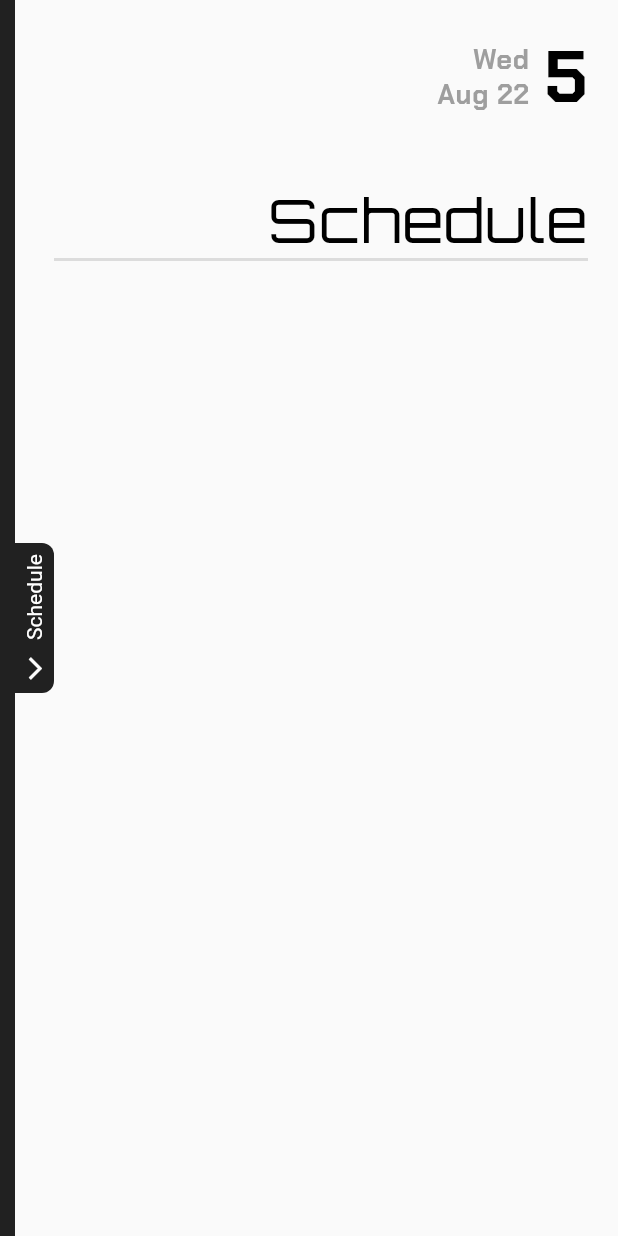
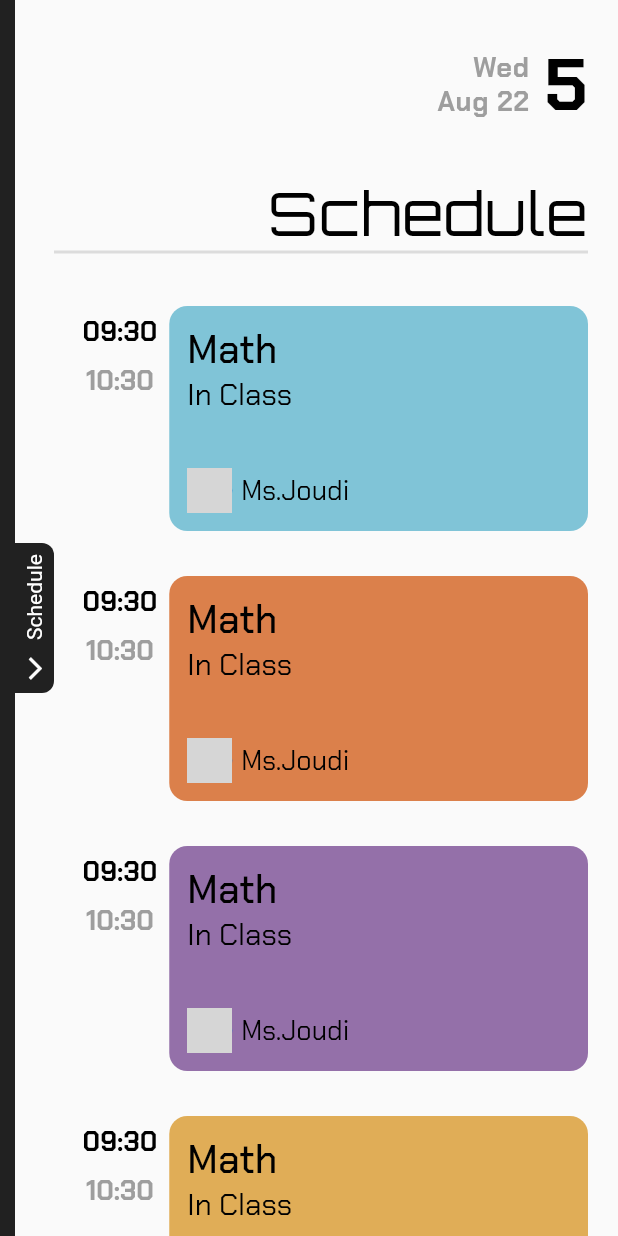
Before and after one commit to Bisher01/SMS_mobile, a Flutter app: the Schedule screen opened by its route, on a phone screen of 412 x 824 dp. Run offline on Flutter 3.47's test engine with Material 2 defaults, Android fonts, the phone set to English and light mode, and no system bars; our stand-ins replace connectivity_plus, dio, flutter_svg, pretty_dio_logger, retrofit, smooth_page_indicator; generated files the repository leaves out were written again; network calls fail; grey boxes are pictures that could not be loaded.

Commit message:
schedule done

```diff
--- a/lib/screens/student/schedule.dart
+++ b/lib/screens/student/schedule.dart
@@ -1,4 +1,5 @@
 import 'package:flutter/material.dart';
+import 'package:sms_mobile/utill/utill.dart';
 
 class Schedule extends StatefulWidget {
   const Schedule({Key? key}) : super(key: key);
@@ -11,6 +12,7 @@ class _ScheduleState extends State<Schedule> {
   double _width = 10;
   bool isOpened = false;
   int selectedDay = 1;
+  List<Color> color = [const Color.fromRGBO(128, 196, 215, 1),const Color.fromRGBO(219, 128, 75, 1),const Color.fromRGBO(148, 112, 169, 1),const Color.fromRGBO(224, 173, 87, 1)];
   List<String> days = ['Mon', 'Tue', 'Wed', 'Thu', 'Fri', 'Sat', 'Sun'];
   List<String> months = [
     'Jan',
@@ -56,16 +58,19 @@ class _ScheduleState extends State<Schedule> {
                               const BorderRadius.all(Radius.circular(6)),
                           color: selectedDay == 7
                               ? Colors.orange[400]
-                                      : Colors.grey[800],boxShadow: const [
+                              : Colors.grey[800],
+                          boxShadow: const [
                             BoxShadow(
                               color: Colors.black,
                               blurRadius: 2.0,
                               spreadRadius: 0.0,
-                                  offset: Offset(2.0, 2.0), // shadow direction: bottom right
+                              offset: Offset(
+                                  2.0, 2.0), // shadow direction: bottom right
                             )
-                              ],),
+                          ],
+                        ),
                         constraints: BoxConstraints.expand(
-                                width: isOpened?40:0,
+                          width: isOpened ? 40 : 0,
                           height: 40,
                         ),
                         child: Center(
@@ -79,14 +84,15 @@ class _ScheduleState extends State<Schedule> {
                                       : Colors.white,
                                   fontSize: 20,
                                   fontWeight: FontWeight.w700,
-                                      fontFamily: 'ChakraPetch'
+                                  fontFamily: 'ChakraPetch'),
                             ),
                           ),
                         ),
                       ),
                     ),
+                    const SizedBox(
+                      height: 15,
                     ),
-                          const SizedBox(height: 15,),
                     InkWell(
                       onTap: () {
                         setState(() {
@@ -100,16 +106,19 @@ class _ScheduleState extends State<Schedule> {
                               const BorderRadius.all(Radius.circular(6)),
                           color: selectedDay == 1
                               ? Colors.orange[400]
-                                      : Colors.grey[800],boxShadow: const [
+                              : Colors.grey[800],
+                          boxShadow: const [
                             BoxShadow(
                               color: Colors.black,
                               blurRadius: 2.0,
                               spreadRadius: 0.0,
-                                  offset: Offset(2.0, 2.0), // shadow direction: bottom right
+                              offset: Offset(
+                                  2.0, 2.0), // shadow direction: bottom right
                             )
-                              ],),
+                          ],
+                        ),
                         constraints: BoxConstraints.expand(
-                                width: isOpened?40:0,
+                          width: isOpened ? 40 : 0,
                           height: 40,
                         ),
                         child: Center(
@@ -130,7 +139,9 @@ class _ScheduleState extends State<Schedule> {
                         ),
                       ),
                     ),
-                          const SizedBox(height: 15,),
+                    const SizedBox(
+                      height: 15,
+                    ),
                     InkWell(
                       onTap: () {
                         setState(() {
@@ -144,16 +155,19 @@ class _ScheduleState extends State<Schedule> {
                               const BorderRadius.all(Radius.circular(6)),
                           color: selectedDay == 2
                               ? Colors.orange[400]
-                                    : Colors.grey[800],boxShadow: const [
+                              : Colors.grey[800],
+                          boxShadow: const [
                             BoxShadow(
                               color: Colors.black,
                               blurRadius: 2.0,
                               spreadRadius: 0.0,
-                                  offset: Offset(2.0, 2.0), // shadow direction: bottom right
+                              offset: Offset(
+                                  2.0, 2.0), // shadow direction: bottom right
                             )
-                              ],),
+                          ],
+                        ),
                         constraints: BoxConstraints.expand(
-                                width: isOpened?40:0,
+                          width: isOpened ? 40 : 0,
                           height: 40,
                         ),
                         child: Center(
@@ -174,7 +188,9 @@ class _ScheduleState extends State<Schedule> {
                         ),
                       ),
                     ),
-                          const SizedBox(height: 15,),
+                    const SizedBox(
+                      height: 15,
+                    ),
                     InkWell(
                       onTap: () {
                         setState(() {
@@ -188,16 +204,19 @@ class _ScheduleState extends State<Schedule> {
                               const BorderRadius.all(Radius.circular(6)),
                           color: selectedDay == 3
                               ? Colors.orange[400]
-                                    : Colors.grey[800],boxShadow: const [
+                              : Colors.grey[800],
+                          boxShadow: const [
                             BoxShadow(
                               color: Colors.black,
                               blurRadius: 2.0,
                               spreadRadius: 0.0,
-                                  offset: Offset(2.0, 2.0), // shadow direction: bottom right
+                              offset: Offset(
+                                  2.0, 2.0), // shadow direction: bottom right
                             )
-                              ],),
+                          ],
+                        ),
                         constraints: BoxConstraints.expand(
-                                width: isOpened?40:0,
+                          width: isOpened ? 40 : 0,
                           height: 40,
                         ),
                         child: Center(
@@ -218,7 +237,9 @@ class _ScheduleState extends State<Schedule> {
                         ),
                       ),
                     ),
-                          const SizedBox(height: 15,),
+                    const SizedBox(
+                      height: 15,
+                    ),
                     InkWell(
                       onTap: () {
                         setState(() {
@@ -232,16 +253,19 @@ class _ScheduleState extends State<Schedule> {
                               const BorderRadius.all(Radius.circular(6)),
                           color: selectedDay == 4
                               ? Colors.orange[400]
-                                    : Colors.grey[800],boxShadow: const [
+                              : Colors.grey[800],
+                          boxShadow: const [
                             BoxShadow(
                               color: Colors.black,
                               blurRadius: 2.0,
                               spreadRadius: 0.0,
-                                  offset: Offset(2.0, 2.0), // shadow direction: bottom right
+                              offset: Offset(
+                                  2.0, 2.0), // shadow direction: bottom right
                             )
-                              ],),
+                          ],
+                        ),
                         constraints: BoxConstraints.expand(
-                                width: isOpened?40:0,
+                          width: isOpened ? 40 : 0,
                           height: 40,
                         ),
                         child: Center(
@@ -262,7 +286,9 @@ class _ScheduleState extends State<Schedule> {
                         ),
                       ),
                     ),
-                          const SizedBox(height: 15,),
+                    const SizedBox(
+                      height: 15,
+                    ),
                     InkWell(
                       onTap: () {
                         setState(() {
@@ -276,16 +302,19 @@ class _ScheduleState extends State<Schedule> {
                               const BorderRadius.all(Radius.circular(6)),
                           color: selectedDay == 5
                               ? Colors.orange[400]
-                                    : Colors.grey[800],boxShadow: const [
+                              : Colors.grey[800],
+                          boxShadow: const [
                             BoxShadow(
                               color: Colors.black,
                               blurRadius: 2.0,
                               spreadRadius: 0.0,
-                                  offset: Offset(2.0, 2.0), // shadow direction: bottom right
+                              offset: Offset(
+                                  2.0, 2.0), // shadow direction: bottom right
                             )
-                              ],),
+                          ],
+                        ),
                         constraints: BoxConstraints.expand(
-                                width: isOpened?40:0,
+                          width: isOpened ? 40 : 0,
                           height: 40,
                         ),
                         child: Center(
@@ -306,7 +335,9 @@ class _ScheduleState extends State<Schedule> {
                         ),
                       ),
                     ),
-                          const SizedBox(height: 15,),
+                    const SizedBox(
+                      height: 15,
+                    ),
                     InkWell(
                       onTap: () {
                         setState(() {
@@ -320,16 +351,19 @@ class _ScheduleState extends State<Schedule> {
                               const BorderRadius.all(Radius.circular(6)),
                           color: selectedDay == 6
                               ? Colors.orange[400]
-                                    : Colors.grey[800],boxShadow: const [
+                              : Colors.grey[800],
+                          boxShadow: const [
                             BoxShadow(
                               color: Colors.black,
                               blurRadius: 2.0,
                               spreadRadius: 0.0,
-                                  offset: Offset(2.0, 2.0), // shadow direction: bottom right
+                              offset: Offset(
+                                  2.0, 2.0), // shadow direction: bottom right
                             )
-                              ],),
+                          ],
+                        ),
                         constraints: BoxConstraints.expand(
-                                width: isOpened?40:0,
+                          width: isOpened ? 40 : 0,
                           height: 40,
                         ),
                         child: Center(
@@ -350,11 +384,11 @@ class _ScheduleState extends State<Schedule> {
                         ),
                       ),
                     ),
-                          const SizedBox(height: 15,),
-
+                    const SizedBox(
+                      height: 15,
+                    ),
                   ],
                 ),
-
               ),
               GestureDetector(
                 onHorizontalDragEnd: (_) {
@@ -416,7 +450,7 @@ class _ScheduleState extends State<Schedule> {
           ),
           Expanded(
             child: Padding(
-              padding: const EdgeInsets.only(right: 20.0, top: 20),
+              padding: const EdgeInsets.only(right: 20.0, top: 25),
               child: Column(
                 crossAxisAlignment: CrossAxisAlignment.end,
                 children: [
@@ -430,7 +464,7 @@ class _ScheduleState extends State<Schedule> {
                         children: [
                           Text(
                             days[DateTime.now().weekday],
-                            style:  TextStyle(
+                            style: TextStyle(
                                 color: Colors.grey[500],
                                 fontSize: 18,
                                 fontWeight: FontWeight.w700,
@@ -462,7 +496,7 @@ class _ScheduleState extends State<Schedule> {
                     ],
                   ),
                   const SizedBox(
-                    height: 40,
+                    height: 30,
                   ),
                   const Text(
                     'Schedule',
@@ -478,6 +512,112 @@ class _ScheduleState extends State<Schedule> {
                     thickness: 2,
                     height: 2,
                   ),
+                  Expanded(
+                    child: ListView.builder(
+                      padding: const EdgeInsets.only(top: 20),
+                      shrinkWrap: true,
+                      itemCount: 6,
+                      itemBuilder: (context, index) {
+                        return Container(
+                          padding: const EdgeInsets.symmetric(vertical: 15),
+                          child: Row(
+                            mainAxisAlignment: MainAxisAlignment.end,
+                            crossAxisAlignment: CrossAxisAlignment.start,
+                            children: [
+                              Column(
+                                mainAxisAlignment: MainAxisAlignment.start,
+                                children: [
+                                  const SizedBox(
+                                    height: 5,
+                                  ),
+                                  const Text(
+                                    '09:30',
+                                    style: TextStyle(
+                                        color: Colors.black,
+                                        fontWeight: FontWeight.w600,
+                                        fontSize: 18,
+                                        fontFamily: 'ChakraPetch'),
+                                  ),
+                                  const SizedBox(
+                                    height: 10,
+                                  ),
+                                  Text(
+                                    '10:30',
+                                    style: TextStyle(
+                                        color: Colors.grey[500],
+                                        fontWeight: FontWeight.w600,
+                                        fontSize: 18,
+                                        fontFamily: 'ChakraPetch'),
+                                  ),
+                                ],
+                              ),
+                              const SizedBox(
+                                width: 8,
+                              ),
+                              AnimatedContainer(
+                                padding: const EdgeInsets.all(12),
+                                decoration: BoxDecoration(
+                                    borderRadius: const BorderRadius.all(
+                                      Radius.circular(12),
+                                    ),
+                                    color: color[index%4]),
+                                constraints: BoxConstraints.expand(
+                                  height: 150,
+                                  width: isOpened
+                                      ? widgetSize.getWidth(290, context) - 80
+                                      : widgetSize.getWidth(290, context),
+                                ),
+                                duration: const Duration(milliseconds: 200),
+                                child: Column(
+                                  crossAxisAlignment: CrossAxisAlignment.start,
+                                  children: [
+                                    const Text(
+                                      'Math',
+                                      style: TextStyle(
+                                        color: Colors.black,
+                                        fontSize: 26,
+                                        fontFamily: 'ChakraPetch',
+                                        fontWeight: FontWeight.w500,
+                                      ),
+                                    ),
+                                    const Text(
+                                      'In Class',
+                                      style: TextStyle(
+                                        color: Colors.black,
+                                        fontSize: 20,
+                                        fontFamily: 'ChakraPetch',
+                                        fontWeight: FontWeight.w400,
+                                      ),
+                                    ),
+                                    const Spacer(),
+                                    Row(
+                                      children: const [
+                                        CircleAvatar(
+                                          radius: 15,
+                                          backgroundImage: NetworkImage(
+                                              'https://encrypted-tbn0.gstatic.com/images?q=tbn:ANd9GcSQkqF4GNbddpeM38Iq_ac9DyUcRr7VXkVVAmQcgyi6Xv6F5bcf3mlZOUxm47kO7UYuBIg&usqp=CAU'),
+                                        ),
+                                        SizedBox(width: 6,),
+                                        Text(
+                                          'Ms.Joudi',
+                                          style: TextStyle(
+                                            color: Colors.black,
+                                            fontSize: 18,
+                                            fontFamily: 'ChakraPetch',
+                                            fontWeight: FontWeight.w400,
+                                          ),
+                                        )
+                                      ],
+                                    ),
+                                  ],
+                                ),
+                              )
+                            ],
+                          ),
+                        );
+                      },
+                    ),
+                  )
                 ],
               ),
             ),
--- a/pubspec.yaml
+++ b/pubspec.yaml
@@ -38,8 +38,7 @@ dependencies:
   json_annotation: ^4.5.0
   shimmer: ^2.0.0
   smooth_page_indicator: ^1.0.0+2
-  animated_button: ^0.2.0
-
+  flutter_staggered_animations: ^1.0.0
 
   # The following adds the Cupertino Icons font to your application.
   # Use with the CupertinoIcons class for iOS style icons.
```
Also changed, not shown: pubspec.lock. Lines whose indentation alone changed are shown as unchanged.
